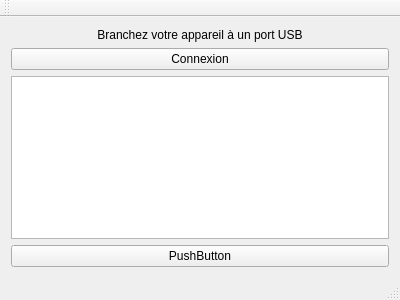
This is Utility/editor/pwd_wallet_editor/MainWindow.ui in ThomasChevalier/passwordWallet as Qt 5 draws it before an edit. The edited form follows.
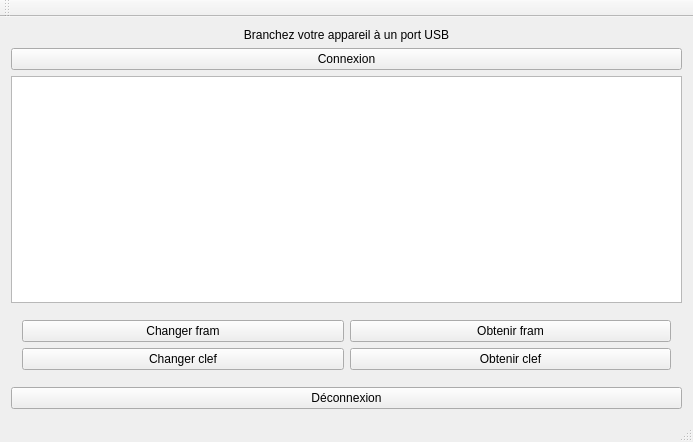
This is the edited form.

Patch:
```diff
--- a/Utility/editor/pwd_wallet_editor/MainWindow.ui
+++ b/Utility/editor/pwd_wallet_editor/MainWindow.ui
@@ -6,15 +6,15 @@
    <rect>
     <x>0</x>
     <y>0</y>
-    <width>400</width>
-    <height>300</height>
+    <width>693</width>
+    <height>442</height>
    </rect>
   </property>
   <property name="windowTitle">
    <string>MainWindow</string>
   </property>
   <widget class="QWidget" name="centralWidget">
-   <layout class="QVBoxLayout" name="verticalLayout">
+   <layout class="QVBoxLayout" name="verticalLayout_2">
     <item>
      <widget class="QLabel" name="labelConnect">
       <property name="text">
@@ -36,9 +36,47 @@
      <widget class="QPlainTextEdit" name="textArea"/>
     </item>
     <item>
-     <widget class="QPushButton" name="buttonSend">
+     <widget class="QWidget" name="widgetAction" native="true">
+      <layout class="QVBoxLayout" name="verticalLayout">
+       <item>
+        <layout class="QGridLayout" name="gridLayout">
+         <item row="0" column="0">
+          <widget class="QPushButton" name="buttonSetFram">
+           <property name="text">
+            <string>Changer fram</string>
+           </property>
+          </widget>
+         </item>
+         <item row="0" column="1">
+          <widget class="QPushButton" name="buttonGetFram">
+           <property name="text">
+            <string>Obtenir fram</string>
+           </property>
+          </widget>
+         </item>
+         <item row="1" column="0">
+          <widget class="QPushButton" name="buttonSetKey">
+           <property name="text">
+            <string>Changer clef</string>
+           </property>
+          </widget>
+         </item>
+         <item row="1" column="1">
+          <widget class="QPushButton" name="buttonGetKey">
+           <property name="text">
+            <string>Obtenir clef</string>
+           </property>
+          </widget>
+         </item>
+        </layout>
+       </item>
+      </layout>
+     </widget>
+    </item>
+    <item>
+     <widget class="QPushButton" name="buttonDisconnect">
       <property name="text">
-       <string>PushButton</string>
+       <string>Déconnexion</string>
       </property>
      </widget>
     </item>
```
Left out of the diff: 4 changed lines with no effect on the pictures.
